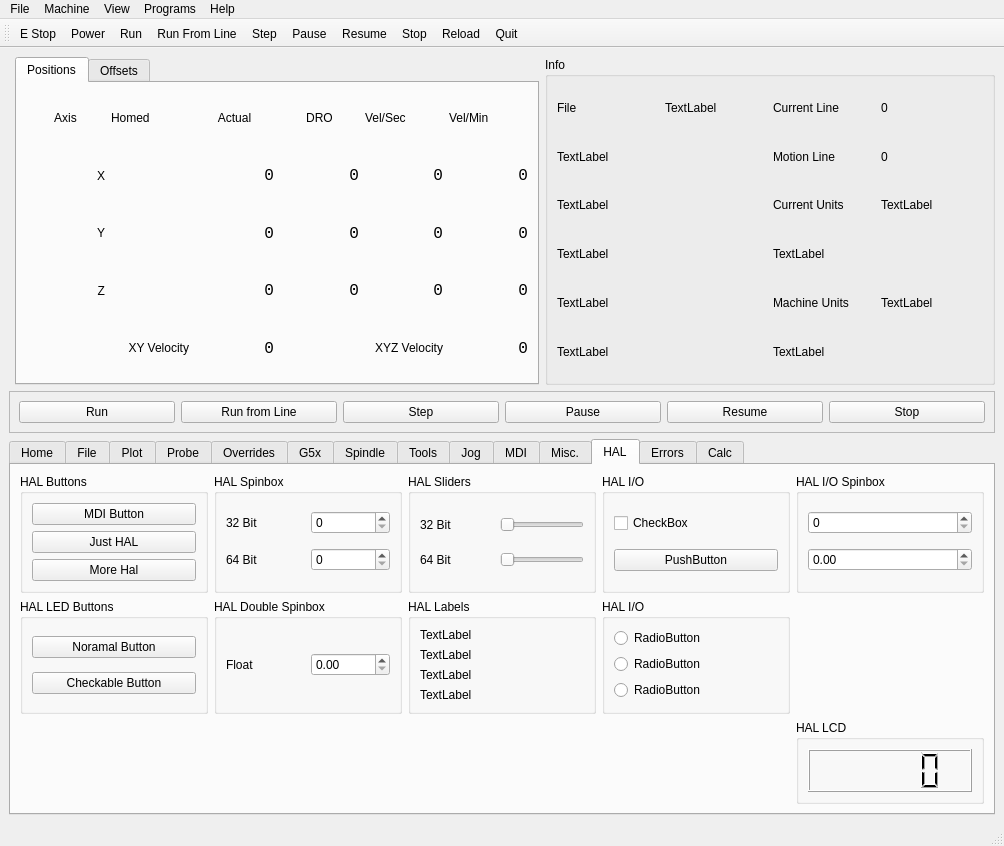
The window that examples/xyz/xyz.ui (jethornton/flexgui) describes before a commit, drawn with Qt 5.
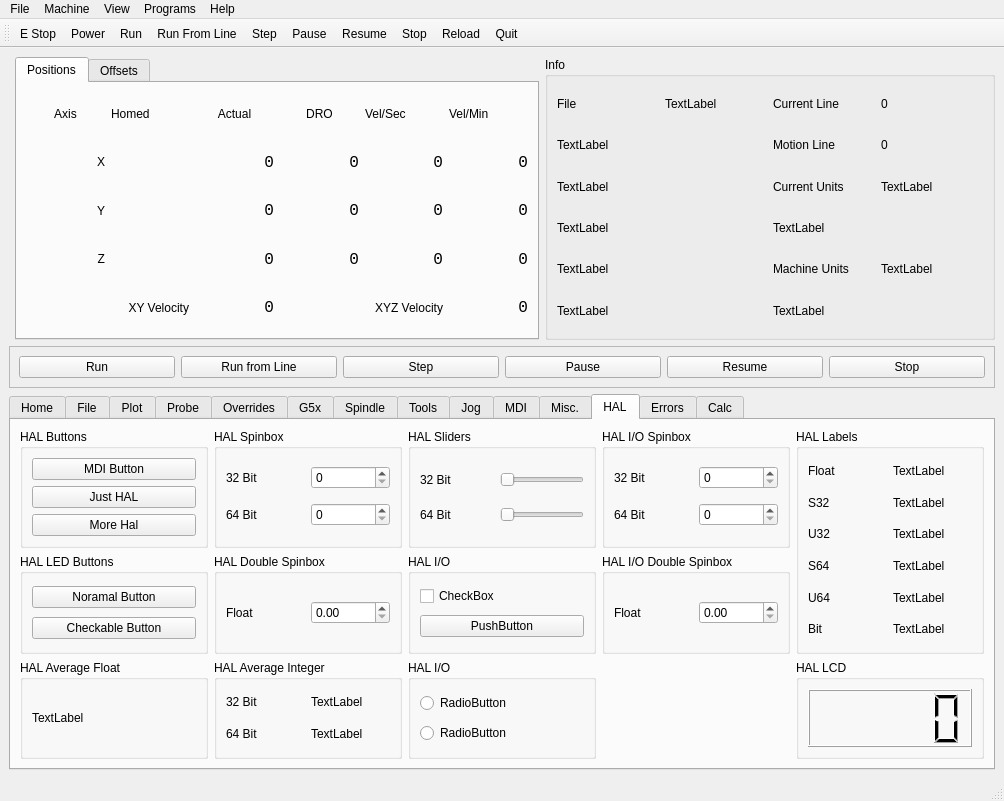
The same window after the commit.

Commit message: add 64 bit hal average integer labels

The edit to the form file:
```diff
--- a/examples/xyz/xyz.ui
+++ b/examples/xyz/xyz.ui
@@ -7,7 +7,7 @@
     <x>0</x>
     <y>0</y>
     <width>1004</width>
-    <height>846</height>
+    <height>801</height>
    </rect>
   </property>
   <property name="windowTitle">
@@ -2882,163 +2882,6 @@
           </layout>
          </widget>
         </item>
-        <item row="0" column="4">
-         <widget class="QGroupBox" name="groupBox_23">
-          <property name="title">
-           <string>HAL I/O</string>
-          </property>
-          <layout class="QGridLayout" name="gridLayout_41">
-           <item row="1" column="0">
-            <widget class="QPushButton" name="pushButton_12">
-             <property name="text">
-              <string>PushButton</string>
-             </property>
-             <property name="checkable">
-              <bool>true</bool>
-             </property>
-             <property name="function" stdset="0">
-              <string>hal_io</string>
-             </property>
-             <property name="pin_name" stdset="0">
-              <string>hal-io-button</string>
-             </property>
-             <property name="hal_type" stdset="0">
-              <string>HAL_BIT</string>
-             </property>
-             <property name="hal_dir" stdset="0">
-              <string>HAL_IO</string>
-             </property>
-            </widget>
-           </item>
-           <item row="0" column="0">
-            <widget class="QCheckBox" name="checkBox">
-             <property name="text">
-              <string>CheckBox</string>
-             </property>
-             <property name="function" stdset="0">
-              <string>hal_io</string>
-             </property>
-             <property name="pin_name" stdset="0">
-              <string>hal-io-checkbox</string>
-             </property>
-             <property name="hal_type" stdset="0">
-              <string>HAL_BIT</string>
-             </property>
-             <property name="hal_dir" stdset="0">
-              <string>HAL_IO</string>
-             </property>
-            </widget>
-           </item>
-          </layout>
-         </widget>
-        </item>
-        <item row="1" column="4">
-         <widget class="QGroupBox" name="groupBox_24">
-          <property name="title">
-           <string>HAL I/O</string>
-          </property>
-          <layout class="QGridLayout" name="gridLayout_42">
-           <item row="0" column="0">
-            <widget class="QRadioButton" name="radioButton_1">
-             <property name="text">
-              <string>RadioButton</string>
-             </property>
-             <property name="function" stdset="0">
-              <string>hal_io</string>
-             </property>
-             <property name="pin_name" stdset="0">
-              <string>hal-io-rb1</string>
-             </property>
-             <property name="hal_type" stdset="0">
-              <string>HAL_BIT</string>
-             </property>
-             <property name="hal_dir" stdset="0">
-              <string>HAL_IO</string>
-             </property>
-            </widget>
-           </item>
-           <item row="1" column="0">
-            <widget class="QRadioButton" name="radioButton_2">
-             <property name="text">
-              <string>RadioButton</string>
-             </property>
-             <property name="function" stdset="0">
-              <string>hal_io</string>
-             </property>
-             <property name="pin_name" stdset="0">
-              <string>hal-io-rb2</string>
-             </property>
-             <property name="hal_type" stdset="0">
-              <string>HAL_BIT</string>
-             </property>
-             <property name="hal_dir" stdset="0">
-              <string>HAL_IO</string>
-             </property>
-            </widget>
-           </item>
-           <item row="2" column="0">
-            <widget class="QRadioButton" name="radioButton_3">
-             <property name="text">
-              <string>RadioButton</string>
-             </property>
-             <property name="function" stdset="0">
-              <string>hal_io</string>
-             </property>
-             <property name="pin_name" stdset="0">
-              <string>hal-io-rb3</string>
-             </property>
-             <property name="hal_type" stdset="0">
-              <string>HAL_BIT</string>
-             </property>
-             <property name="hal_dir" stdset="0">
-              <string>HAL_IO</string>
-             </property>
-            </widget>
-           </item>
-          </layout>
-         </widget>
-        </item>
-        <item row="0" column="5">
-         <widget class="QGroupBox" name="groupBox_22">
-          <property name="title">
-           <string>HAL I/O Spinbox</string>
-          </property>
-          <layout class="QGridLayout" name="gridLayout_39">
-           <item row="0" column="0">
-            <widget class="QSpinBox" name="spinBox_2">
-             <property name="function" stdset="0">
-              <string>hal_io</string>
-             </property>
-             <property name="pin_name" stdset="0">
-              <string>hal-io-spinbox</string>
-             </property>
-             <property name="hal_type" stdset="0">
-              <string>HAL_U64</string>
-             </property>
-             <property name="hal_dir" stdset="0">
-              <string>HAL_IO</string>
-             </property>
-            </widget>
-           </item>
-           <item row="1" column="0">
-            <widget class="QDoubleSpinBox" name="doubleSpinBox_3">
-             <property name="function" stdset="0">
-              <string>hal_io</string>
-             </property>
-             <property name="pin_name" stdset="0">
-              <string>hal-io-dbl-spinbox</string>
-             </property>
-             <property name="hal_type" stdset="0">
-              <string>HAL_FLOAT</string>
-             </property>
-             <property name="hal_dir" stdset="0">
-              <string>HAL_IO</string>
-             </property>
-            </widget>
-           </item>
-          </layout>
-         </widget>
-        </item>
         <item row="0" column="0">
          <widget class="QGroupBox" name="groupBox_30">
           <property name="title">
@@ -3236,91 +3079,6 @@
           </layout>
          </widget>
         </item>
-        <item row="1" column="2">
-         <widget class="QGroupBox" name="groupBox_2">
-          <property name="title">
-           <string>HAL Labels</string>
-          </property>
-          <layout class="QGridLayout" name="gridLayout_34">
-           <item row="3" column="0">
-            <widget class="QLabel" name="test_lb_4">
-             <property name="text">
-              <string>TextLabel</string>
-             </property>
-             <property name="function" stdset="0">
-              <string>hal_pin</string>
-             </property>
-             <property name="pin_name" stdset="0">
-              <string>test-reader-bit</string>
-             </property>
-             <property name="hal_type" stdset="0">
-              <string>HAL_BIT</string>
-             </property>
-             <property name="hal_dir" stdset="0">
-              <string>HAL_IN</string>
-             </property>
-            </widget>
-           </item>
-           <item row="0" column="0">
-            <widget class="QLabel" name="test_lb">
-             <property name="text">
-              <string>TextLabel</string>
-             </property>
-             <property name="function" stdset="0">
-              <string>hal_pin</string>
-             </property>
-             <property name="pin_name" stdset="0">
-              <string>test-reader-s32</string>
-             </property>
-             <property name="hal_type" stdset="0">
-              <string>HAL_S32</string>
-             </property>
-             <property name="hal_dir" stdset="0">
-              <string>HAL_IN</string>
-             </property>
-            </widget>
-           </item>
-           <item row="1" column="0">
-            <widget class="QLabel" name="test_lb_2">
-             <property name="text">
-              <string>TextLabel</string>
-             </property>
-             <property name="function" stdset="0">
-              <string>hal_pin</string>
-             </property>
-             <property name="pin_name" stdset="0">
-              <string>test-reader-u32</string>
-             </property>
-             <property name="hal_type" stdset="0">
-              <string>HAL_U32</string>
-             </property>
-             <property name="hal_dir" stdset="0">
-              <string>HAL_IN</string>
-             </property>
-            </widget>
-           </item>
-           <item row="2" column="0">
-            <widget class="QLabel" name="test_lb_3">
-             <property name="text">
-              <string>TextLabel</string>
-             </property>
-             <property name="function" stdset="0">
-              <string>hal_pin</string>
-             </property>
-             <property name="pin_name" stdset="0">
-              <string>test-reader-float</string>
-             </property>
-             <property name="hal_type" stdset="0">
-              <string>HAL_FLOAT</string>
-             </property>
-             <property name="hal_dir" stdset="0">
-              <string>HAL_IN</string>
-             </property>
-            </widget>
-           </item>
-          </layout>
-         </widget>
-        </item>
         <item row="0" column="2">
          <widget class="QGroupBox" name="groupBox_28">
           <property name="title">
@@ -3388,6 +3146,432 @@
           </layout>
          </widget>
         </item>
+        <item row="1" column="2">
+         <widget class="QGroupBox" name="groupBox_23">
+          <property name="title">
+           <string>HAL I/O</string>
+          </property>
+          <layout class="QGridLayout" name="gridLayout_41">
+           <item row="1" column="0">
+            <widget class="QPushButton" name="pushButton_12">
+             <property name="text">
+              <string>PushButton</string>
+             </property>
+             <property name="checkable">
+              <bool>true</bool>
+             </property>
+             <property name="function" stdset="0">
+              <string>hal_io</string>
+             </property>
+             <property name="pin_name" stdset="0">
+              <string>hal-io-button</string>
+             </property>
+             <property name="hal_type" stdset="0">
+              <string>HAL_BIT</string>
+             </property>
+             <property name="hal_dir" stdset="0">
+              <string>HAL_IO</string>
+             </property>
+            </widget>
+           </item>
+           <item row="0" column="0">
+            <widget class="QCheckBox" name="checkBox">
+             <property name="text">
+              <string>CheckBox</string>
+             </property>
+             <property name="function" stdset="0">
+              <string>hal_io</string>
+             </property>
+             <property name="pin_name" stdset="0">
+              <string>hal-io-checkbox</string>
+             </property>
+             <property name="hal_type" stdset="0">
+              <string>HAL_BIT</string>
+             </property>
+             <property name="hal_dir" stdset="0">
+              <string>HAL_IO</string>
+             </property>
+            </widget>
+           </item>
+          </layout>
+         </widget>
+        </item>
+        <item row="2" column="2">
+         <widget class="QGroupBox" name="groupBox_24">
+          <property name="title">
+           <string>HAL I/O</string>
+          </property>
+          <layout class="QGridLayout" name="gridLayout_42">
+           <item row="0" column="0">
+            <widget class="QRadioButton" name="radioButton_1">
+             <property name="text">
+              <string>RadioButton</string>
+             </property>
+             <property name="function" stdset="0">
+              <string>hal_io</string>
+             </property>
+             <property name="pin_name" stdset="0">
+              <string>hal-io-rb1</string>
+             </property>
+             <property name="hal_type" stdset="0">
+              <string>HAL_BIT</string>
+             </property>
+             <property name="hal_dir" stdset="0">
+              <string>HAL_IO</string>
+             </property>
+            </widget>
+           </item>
+           <item row="1" column="0">
+            <widget class="QRadioButton" name="radioButton_2">
+             <property name="text">
+              <string>RadioButton</string>
+             </property>
+             <property name="function" stdset="0">
+              <string>hal_io</string>
+             </property>
+             <property name="pin_name" stdset="0">
+              <string>hal-io-rb2</string>
+             </property>
+             <property name="hal_type" stdset="0">
+              <string>HAL_BIT</string>
+             </property>
+             <property name="hal_dir" stdset="0">
+              <string>HAL_IO</string>
+             </property>
+            </widget>
+           </item>
+          </layout>
+         </widget>
+        </item>
+        <item row="0" column="3">
+         <widget class="QGroupBox" name="groupBox_22">
+          <property name="title">
+           <string>HAL I/O Spinbox</string>
+          </property>
+          <layout class="QGridLayout" name="gridLayout_39">
+           <item row="0" column="0">
+            <widget class="QLabel" name="label_54">
+             <property name="text">
+              <string>32 Bit</string>
+             </property>
+            </widget>
+           </item>
+           <item row="1" column="1">
+            <widget class="QSpinBox" name="spinBox_5">
+             <property name="function" stdset="0">
+              <string>hal_io</string>
+             </property>
+             <property name="pin_name" stdset="0">
+              <string>hal-io-spinbox-u64</string>
+             </property>
+             <property name="hal_type" stdset="0">
+              <string>HAL_U64</string>
+             </property>
+             <property name="hal_dir" stdset="0">
+              <string>HAL_IO</string>
+             </property>
+            </widget>
+           </item>
+           <item row="1" column="0">
+            <widget class="QLabel" name="label_55">
+             <property name="text">
+              <string>64 Bit</string>
+             </property>
+            </widget>
+           </item>
+           <item row="0" column="1">
+            <widget class="QSpinBox" name="spinBox_2">
+             <property name="function" stdset="0">
+              <string>hal_io</string>
+             </property>
+             <property name="pin_name" stdset="0">
+              <string>hal-io-spinbox-u32</string>
+             </property>
+             <property name="hal_type" stdset="0">
+              <string>HAL_U32</string>
+             </property>
+             <property name="hal_dir" stdset="0">
+              <string>HAL_IO</string>
+             </property>
+            </widget>
+           </item>
+          </layout>
+         </widget>
+        </item>
+        <item row="1" column="3">
+         <widget class="QGroupBox" name="groupBox_33">
+          <property name="title">
+           <string>HAL I/O Double Spinbox</string>
+          </property>
+          <layout class="QGridLayout" name="gridLayout_50">
+           <item row="0" column="0">
+            <widget class="QLabel" name="label_56">
+             <property name="text">
+              <string>Float</string>
+             </property>
+            </widget>
+           </item>
+           <item row="0" column="1">
+            <widget class="QDoubleSpinBox" name="doubleSpinBox_3">
+             <property name="function" stdset="0">
+              <string>hal_io</string>
+             </property>
+             <property name="pin_name" stdset="0">
+              <string>hal-io-dbl-spinbox</string>
+             </property>
+             <property name="hal_type" stdset="0">
+              <string>HAL_FLOAT</string>
+             </property>
+             <property name="hal_dir" stdset="0">
+              <string>HAL_IO</string>
+             </property>
+            </widget>
+           </item>
+          </layout>
+         </widget>
+        </item>
+        <item row="0" column="5" rowspan="2">
+         <widget class="QGroupBox" name="groupBox_2">
+          <property name="title">
+           <string>HAL Labels</string>
+          </property>
+          <layout class="QGridLayout" name="gridLayout_34">
+           <item row="0" column="0">
+            <widget class="QLabel" name="label_57">
+             <property name="text">
+              <string>Float</string>
+             </property>
+            </widget>
+           </item>
+           <item row="5" column="1">
+            <widget class="QLabel" name="test_lb_4">
+             <property name="text">
+              <string>TextLabel</string>
+             </property>
+             <property name="function" stdset="0">
+              <string>hal_pin</string>
+             </property>
+             <property name="pin_name" stdset="0">
+              <string>hal-label-bit</string>
+             </property>
+             <property name="hal_type" stdset="0">
+              <string>HAL_BIT</string>
+             </property>
+             <property name="hal_dir" stdset="0">
+              <string>HAL_IN</string>
+             </property>
+            </widget>
+           </item>
+           <item row="1" column="1">
+            <widget class="QLabel" name="test_lb">
+             <property name="text">
+              <string>TextLabel</string>
+             </property>
+             <property name="function" stdset="0">
+              <string>hal_pin</string>
+             </property>
+             <property name="pin_name" stdset="0">
+              <string>hal-label-s32</string>
+             </property>
+             <property name="hal_type" stdset="0">
+              <string>HAL_S32</string>
+             </property>
+             <property name="hal_dir" stdset="0">
+              <string>HAL_IN</string>
+             </property>
+            </widget>
+           </item>
+           <item row="0" column="1">
+            <widget class="QLabel" name="test_lb_3">
+             <property name="text">
+              <string>TextLabel</string>
+             </property>
+             <property name="function" stdset="0">
+              <string>hal_pin</string>
+             </property>
+             <property name="pin_name" stdset="0">
+              <string>hal-label-float</string>
+             </property>
+             <property name="hal_type" stdset="0">
+              <string>HAL_FLOAT</string>
+             </property>
+             <property name="hal_dir" stdset="0">
+              <string>HAL_IN</string>
+             </property>
+            </widget>
+           </item>
+           <item row="2" column="1">
+            <widget class="QLabel" name="test_lb_2">
+             <property name="text">
+              <string>TextLabel</string>
+             </property>
+             <property name="function" stdset="0">
+              <string>hal_pin</string>
+             </property>
+             <property name="pin_name" stdset="0">
+              <string>hal-label-u32</string>
+             </property>
+             <property name="hal_type" stdset="0">
+              <string>HAL_U32</string>
+             </property>
+             <property name="hal_dir" stdset="0">
+              <string>HAL_IN</string>
+             </property>
+            </widget>
+           </item>
+           <item row="1" column="0">
+            <widget class="QLabel" name="label_58">
+             <property name="text">
+              <string>S32</string>
+             </property>
+            </widget>
+           </item>
+           <item row="2" column="0">
+            <widget class="QLabel" name="label_59">
+             <property name="text">
+              <string>U32</string>
+             </property>
+            </widget>
+           </item>
+           <item row="3" column="1">
+            <widget class="QLabel" name="test_lb_5">
+             <property name="text">
+              <string>TextLabel</string>
+             </property>
+             <property name="function" stdset="0">
+              <string>hal_pin</string>
+             </property>
+             <property name="pin_name" stdset="0">
+              <string>hal-label-s64</string>
+             </property>
+             <property name="hal_type" stdset="0">
+              <string>HAL_S64</string>
+             </property>
+             <property name="hal_dir" stdset="0">
+              <string>HAL_IN</string>
+             </property>
+            </widget>
+           </item>
+           <item row="3" column="0">
+            <widget class="QLabel" name="label_60">
+             <property name="text">
+              <string>S64</string>
+             </property>
+            </widget>
+           </item>
+           <item row="4" column="1">
+            <widget class="QLabel" name="test_lb_6">
+             <property name="text">
+              <string>TextLabel</string>
+             </property>
+             <property name="function" stdset="0">
+              <string>hal_pin</string>
+             </property>
+             <property name="pin_name" stdset="0">
+              <string>hal-label-u64</string>
+             </property>
+             <property name="hal_type" stdset="0">
+              <string>HAL_U64</string>
+             </property>
+             <property name="hal_dir" stdset="0">
+              <string>HAL_IN</string>
+             </property>
+            </widget>
+           </item>
+           <item row="4" column="0">
+            <widget class="QLabel" name="label_61">
+             <property name="text">
+              <string>U64</string>
+             </property>
+            </widget>
+           </item>
+           <item row="5" column="0">
+            <widget class="QLabel" name="label_62">
+             <property name="text">
+              <string>Bit</string>
+             </property>
+            </widget>
+           </item>
+          </layout>
+         </widget>
+        </item>
+        <item row="2" column="0">
+         <widget class="QGroupBox" name="groupBox_34">
+          <property name="title">
+           <string>HAL Average Float</string>
+          </property>
+          <layout class="QGridLayout" name="gridLayout_51">
+           <item row="0" column="0">
+            <widget class="QLabel" name="label_63">
+             <property name="text">
+              <string>TextLabel</string>
+             </property>
+             <property name="function" stdset="0">
+              <string>hal_avr_f</string>
+             </property>
+             <property name="pin_name" stdset="0">
+              <string>hal-average-float</string>
+             </property>
+            </widget>
+           </item>
+          </layout>
+         </widget>
+        </item>
+        <item row="2" column="1">
+         <widget class="QGroupBox" name="groupBox_35">
+          <property name="title">
+           <string>HAL Average Integer</string>
+          </property>
+          <layout class="QGridLayout" name="gridLayout_52">
+           <item row="1" column="1">
+            <widget class="QLabel" name="label_65">
+             <property name="text">
+              <string>TextLabel</string>
+             </property>
+             <property name="function" stdset="0">
+              <string>hal_avr_i</string>
+             </property>
+             <property name="pin_name" stdset="0">
+              <string>hal-average-s64</string>
+             </property>
+             <property name="hal_type" stdset="0">
+              <string>HAL_S64</string>
+             </property>
+            </widget>
+           </item>
+           <item row="0" column="1">
+            <widget class="QLabel" name="label_64">
+             <property name="text">
+              <string>TextLabel</string>
+             </property>
+             <property name="function" stdset="0">
+              <string>hal_avr_i</string>
+             </property>
+             <property name="pin_name" stdset="0">
+              <string>hal-average-s32</string>
+             </property>
+             <property name="hal_type" stdset="0">
+              <string>HAL_S32</string>
+             </property>
+            </widget>
+           </item>
+           <item row="0" column="0">
+            <widget class="QLabel" name="label_66">
+             <property name="text">
+              <string>32 Bit</string>
+             </property>
+            </widget>
+           </item>
+           <item row="1" column="0">
+            <widget class="QLabel" name="label_67">
+             <property name="text">
+              <string>64 Bit</string>
+             </property>
+            </widget>
+           </item>
+          </layout>
+         </widget>
+        </item>
        </layout>
       </widget>
       <widget class="QWidget" name="tab_3">
```
The commit also changes 1 other file.
